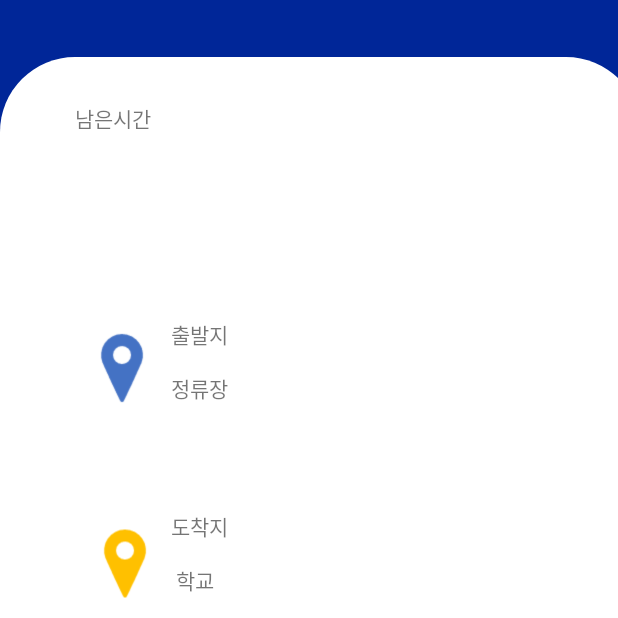
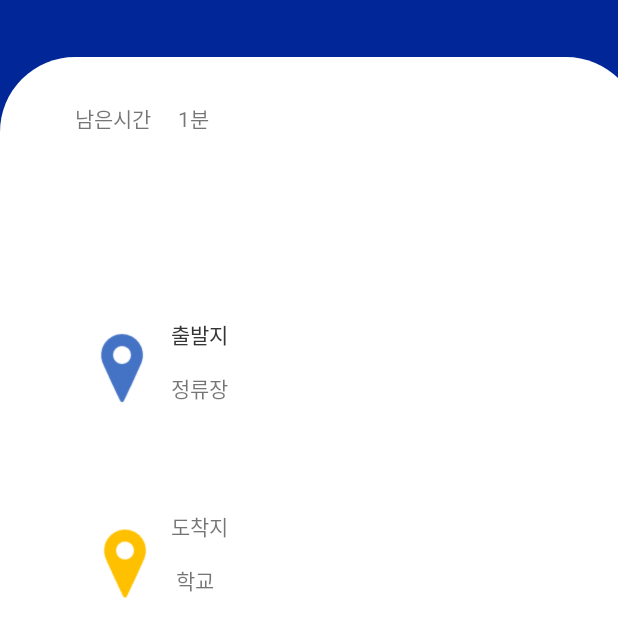
Before and after one commit to JISEUNGON/TeamProject, an Android app: the MainActivity2 screen opened directly, with no data from a screen before it, after a tap on "버스찾기", on a phone screen of 412 x 824 dp, the part 250-868 px from its top. Run offline under Robolectric (Android 15) with nearby library versions, the phone set to English and light mode, and no system bars; 3 other taps on this screen came first.

Commit message:
activity_bus3.java: 버스 도착시간 구하기 알고리즘 activity_bus3.xml: 남은시간 textView추가 array01, 02 통합 후 array02 삭제

```diff
--- a/BusApp/app/src/main/java/com/example/busapp/BusActivity3.java
+++ b/BusApp/app/src/main/java/com/example/busapp/BusActivity3.java
@@ -2,9 +2,17 @@ package com.example.busapp;
 
 import android.content.Intent;
 import android.os.Bundle;
+import android.util.Log;
 import android.widget.TextView;
 
 import androidx.appcompat.app.AppCompatActivity;
+
+import org.xmlpull.v1.XmlPullParserException;
+
+import java.io.IOException;
+import java.util.ArrayList;
+import java.util.Arrays;
+import java.util.List;
 
 public class BusActivity3 extends AppCompatActivity {
 
@@ -12,30 +20,161 @@ public class BusActivity3 extends AppCompatActivity {
 
     String hour, min;
     String start,arrival;
-
     // 출발지
     TextView start_txt;
     TextView arrival_txt;
+    TextView time_txt;
 
+    // 데이터 들
+    XMLParser parser = null;
+    String [] MJUSTATION_TIMETABLE;
+    String [] MJUSTATION_TIMEREQUIRE;
+    String [] MJUSTATION_STATIONS;
+    String [] CITY_TIMETABLE;
+    String [] CITY_TIMEREQUIRE;
+    String [] CITY_STATIONS;
+
+    //버스 출발 시간
+    String[] startTimes;
+    //버스가 도착할 시간
+    DateFormat arrivalTime;
+    //입력받은 시간
+    DateFormat targetTime;
 
     @Override
     protected void onCreate(Bundle savedInstanceState) {
         super.onCreate(savedInstanceState);
         setContentView(R.layout.activity_bus3);
 
+        //데이터 설정
+        try {
+            parser = new XMLParser(getResources().openRawResource(R.raw.businfo));
+            MJUSTATION_STATIONS = parser.getElementByName("BUS_MJUSTATION_STATIONS");
+            MJUSTATION_TIMEREQUIRE = parser.getElementByName("BUS_MJUSTATION_TIMEREQUIRE");
+            MJUSTATION_TIMETABLE = parser.getElementByName("BUS_MJUSTATION_TIMETABLE");
+            CITY_STATIONS = parser.getElementByName("BUS_CITY_STATIONS");
+            CITY_TIMEREQUIRE = parser.getElementByName("BUS_CITY_TIMEREQUIRE");
+            CITY_TIMETABLE = parser.getElementByName("BUS_CITY_TIMETABLE");
+        } catch (XmlPullParserException | IOException e) {
+            e.printStackTrace();
+        }
         Intent intent = getIntent();
 
         hour = intent.getStringExtra("hour");
         min = intent.getStringExtra("min");
         start = intent.getStringExtra("start");
         arrival = intent.getStringExtra("arrival");
+        targetTime = new DateFormat(hour + ":" + min);
 
+        //타겟시간에 대한 가까운 셔틀 버스찾기 : 1차 알고리즘 작성 (메서드 분리 이전, 기능 별 항목 구현)
+        //MJUSTATION과 CITYSTATION 모두 포함한다면: 두 버스 모두 지나가는 정류장 (이 때 시간을 정렬해서 새로운 시간표를 만든다)
+        if(Arrays.asList(MJUSTATION_STATIONS).contains(start)&&Arrays.asList(CITY_STATIONS).contains(start)){
+            String [] SORTED_INTEGRATED_TIMETABLE = integrateTimeTable();
+            startTimes = Search.BinarySearch(targetTime.getTime(), SORTED_INTEGRATED_TIMETABLE);
+
+            //2차 알고리즘 작성: 가까운 셔틀 버스 출발 시간을 이욯하여, start 정류장에 도착할 시간 구하기
+            //input: 타겟 시간, 버스 출발 시간(직전 버스, 이후 버스), 정류장, TIME_REQUIRE 배열
+            //시작 정류장에서부터, 현재정류장까지 걸리는 시간을 구한다
+            //직전 버스 출발 시간에 위에서 구한 시간을 더했을 때, 타겟 시간 후라면 이 시간이 도착예정 시간
+            //타겟 시간 전이라면, 이미 버스가 지나간 것이므로, 이후 버스에 대해서 위에서 구한 시간을 더하면 이 시간이 도착예정 시간'
+
+            arrivalTime = compareArrivalTime(start, startTimes);
+        }
+        //출발지 정류장이 만약 CITYSTATION_STATIONS에만 있다면 : 명지대역버스만 지나가는 정류장
+        else if(Arrays.asList(CITY_STATIONS).contains(start)){
+            startTimes = Search.BinarySearch(targetTime.getTime(), CITY_TIMETABLE);
+            arrivalTime = compareArrivalTime(start, startTimes);
+        }
+        //출발지 정류장이 만약 MJSTATION_STATIONS에만 있다면: 시내버스만 지나가는 정류장
+        else{
+            startTimes = Search.BinarySearch(targetTime.getTime(), MJUSTATION_TIMETABLE);
+            arrivalTime = compareArrivalTime(start, startTimes);
+        }
+
+        //테스트 데이터 출력
+        Log.d("타겟시간", targetTime.getTime());
+        Log.d("내가 탈 정류장", start);
+        Log.d("출발시간", Arrays.toString(startTimes));
+        Log.d("도착시간", arrivalTime.getTime());
+
+        //데이터 적용
         start_txt = findViewById(R.id.textView6);
         start_txt.setText(start);
 
         arrival_txt = findViewById(R.id.textView7);
         arrival_txt.setText(arrival);
 
+        time_txt = findViewById(R.id.textView10);
+        //남은시간: 도착예정 시간 + (-타겟 시간)
+        time_txt.setText(DateFormat.compare(arrivalTime.getTime(), targetTime.getTime()) + "분");
+
+    }
+    //시간표 통합 메서드
+    //두 시간표를 통합하여 시간별로 sort후, 반환한다.
+    public String[] integrateTimeTable(){
+        List<String> list1 = new ArrayList<>(Arrays.asList(MJUSTATION_TIMETABLE));
+        List<String> list2 = new ArrayList<>(Arrays.asList(CITY_TIMETABLE));
+        list1.addAll(list2);
+        //시내버스, 명지대역 통합 버스 시간표
+        String [] integrateTime = list1.toArray(new String[0]);
+        //정렬
+        String [] sortedIntegrateTime = QuickSort.sort(integrateTime);
+
+        return sortedIntegrateTime;
     }
 
+    //도착 시간 구하기 메서드
+    //INPUT: 도착 정류장, 버스 출발시간
+    //도착 정류장이 어떤 TIMETABLE에 속해있는지 판단 한 후, 해당 노선도의 TIMEREQUIRE테이블을 이용해서 도착 정류장에 버스가 도착할 시간을 반환한다.
+    public DateFormat getArrivalTime(String startStation, String startTime){
+
+        DateFormat arrivalTime = new DateFormat(startTime);
+
+        int stationIndex = 0;
+        //버스가 명지대역 버스라면
+        if(Arrays.asList(MJUSTATION_TIMETABLE).contains(startTime)){
+            for (int i = 0; i < MJUSTATION_STATIONS.length; i++) {
+                if (MJUSTATION_STATIONS[i].equals(startStation)) {
+                    stationIndex = i;
+                }
+            }
+            //구해진 stationIndex까지 즉 출발점부터 start 정류장까지 걸리는 시간을 더한다.
+            for(int i =0; i<=stationIndex; i++){
+                arrivalTime.addTime(Integer.parseInt(MJUSTATION_TIMEREQUIRE[i]));
+            }
+        }
+        //버스가 시내 버스라면
+        else {
+            for (int i = 0; i < CITY_STATIONS.length; i++) {
+                if (CITY_STATIONS[i].equals(start)) {
+                    stationIndex = i;
+                }
+            }
+            for(int i =0; i<stationIndex; i++){
+                arrivalTime.addTime(Integer.parseInt(CITY_TIMEREQUIRE[i]));
+            }
+        }
+        return arrivalTime;
+    }
+
+    //도착 버스 시간 비교 메서드
+    //INPUT : 도착 정류장, 2개의 버스출발시간(타겟시간 이전버스, 타겟시간 이후버스)
+    //직전 버스, 이후 버스 중 어떤 버스가 먼저 도착할 지 판단한 후 먼저 도착하는 버스의 도착시간을 반환한다.
+    public DateFormat compareArrivalTime(String startStation, String [] bustTime){
+
+        DateFormat arrivalTime;
+
+        DateFormat bus1ArrivalTime = getArrivalTime(startStation, bustTime[0]);
+        DateFormat bus2ArrivalTime = getArrivalTime(startStation, bustTime[1]);
+
+        //이전에 출발한 버스 시간 > 타겟 시간 : 아직 도착 전이기 때문에 ArrivalTime은 이전에 출발한 버스가 도착할 시간이 된다.
+        if(DateFormat.compare(bus1ArrivalTime.getTime(), targetTime.getTime()) > 0){
+            arrivalTime = bus1ArrivalTime;
+        }
+        //이전에 출발한 버스 시간 < 타겟 시간 : ArrivalTime은 이후에 출발한 버스가 도착할 시간이 된다.
+        else{
+            arrivalTime = bus2ArrivalTime;
+        }
+        return arrivalTime;
+    }
 }
--- a/BusApp/app/src/main/res/layout/activity_bus3.xml
+++ b/BusApp/app/src/main/res/layout/activity_bus3.xml
@@ -95,6 +95,17 @@
         app:layout_constraintStart_toStartOf="parent" />
 
     <TextView
+        android:id="@+id/textView9"
+        android:layout_width="wrap_content"
+        android:layout_height="wrap_content"
+        android:layout_marginBottom="424dp"
+        android:text="출발지"
+        app:layout_constraintBottom_toBottomOf="parent"
+        app:layout_constraintEnd_toEndOf="parent"
+        app:layout_constraintHorizontal_bias="0.304"
+        app:layout_constraintStart_toStartOf="parent" />
+
+    <TextView
         android:id="@+id/textView8"
         android:layout_width="wrap_content"
         android:layout_height="wrap_content"
@@ -104,5 +115,14 @@
         app:layout_constraintEnd_toEndOf="parent"
         app:layout_constraintHorizontal_bias="0.138"
         app:layout_constraintStart_toStartOf="parent" />
-
+    <TextView
+        android:id="@+id/textView10"
+        android:layout_width="wrap_content"
+        android:layout_height="wrap_content"
+        android:layout_marginBottom="568dp"
+        android:text="남은시간"
+        app:layout_constraintBottom_toBottomOf="parent"
+        app:layout_constraintEnd_toEndOf="parent"
+        app:layout_constraintHorizontal_bias="0.304"
+        app:layout_constraintStart_toStartOf="parent" />
 </androidx.constraintlayout.widget.ConstraintLayout>
--- a/BusApp/app/src/main/res/values/arrary01.xml
+++ b/BusApp/app/src/main/res/values/arrary01.xml
@@ -2,14 +2,17 @@
 <resources>
     <string-array name="list01">
         <item>정류장</item>
-        <item>명지대</item>
         <item>상공회의소</item>
-        <item>진입로</item>
+        <item>진입로(명지대역방향)</item>
+        <item>진입로(시내방향)</item>
+        <item>진입로(명지대방향)</item>
+        <item>명지대역</item>
         <item>동부경찰서</item>
         <item>용인시장</item>
         <item>중앙공영주차장</item>
         <item>진입로</item>
         <item>이마트</item>
+        <item>명진당</item>
         <item>제1공학관</item>
         <item>제3공학관</item>
     </string-array>
```
Also changed, not shown: BusApp/app/src/main/res/values/arrary02.xml (deleted, +0 -14 lines).
